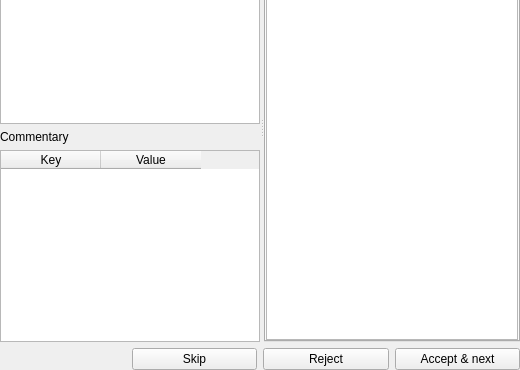
Qt form src/main/python/ui/worklisttitle.ui (3ll3d00d/beqdesigner) before a commit; both pictures show x 0 to 520 and y 216 to 586 of the 520 by 586 pixel window.
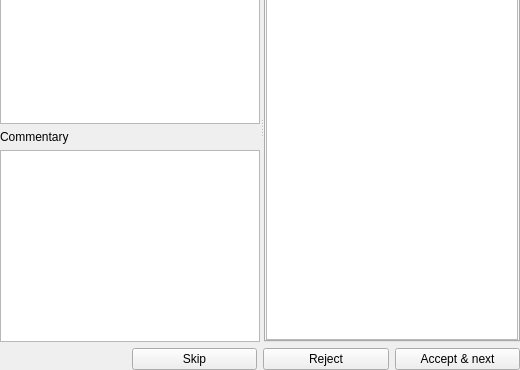
The same form after that commit. Custom widgets are drawn as their Qt base class.

Commit message:
Title page: commentary is wrapping text, not a two-column table
A candidate's commentary values are long prose that a table cell never wrapped. It is now a read-only
QTextBrowser: each key a bold heading over its value, and ;-separated notes a bulleted list
(worklist_title_text.commentary_html). The decision keys still work while it has focus, as they did
from the table; Enter there still decides nothing.

Patch:
```diff
--- a/src/main/python/ui/worklisttitle.ui
+++ b/src/main/python/ui/worklisttitle.ui
@@ -36,10 +36,8 @@
        <item><widget class="QListWidget" name="candidateList"><property name="minimumSize"><size><width>260</width><height>0</height></size></property></widget></item>
        <item><widget class="QLabel" name="commentaryHeading"><property name="text"><string>Commentary</string></property></widget></item>
        <item>
-        <widget class="QTableWidget" name="commentaryTable">
-         <property name="columnCount"><number>2</number></property>
-         <column><property name="text"><string>Key</string></property></column>
-         <column><property name="text"><string>Value</string></property></column>
+        <widget class="QTextBrowser" name="commentaryText">
+         <property name="openLinks"><bool>false</bool></property>
         </widget>
        </item>
       </layout>
```
The commit also changes 6 other files.
